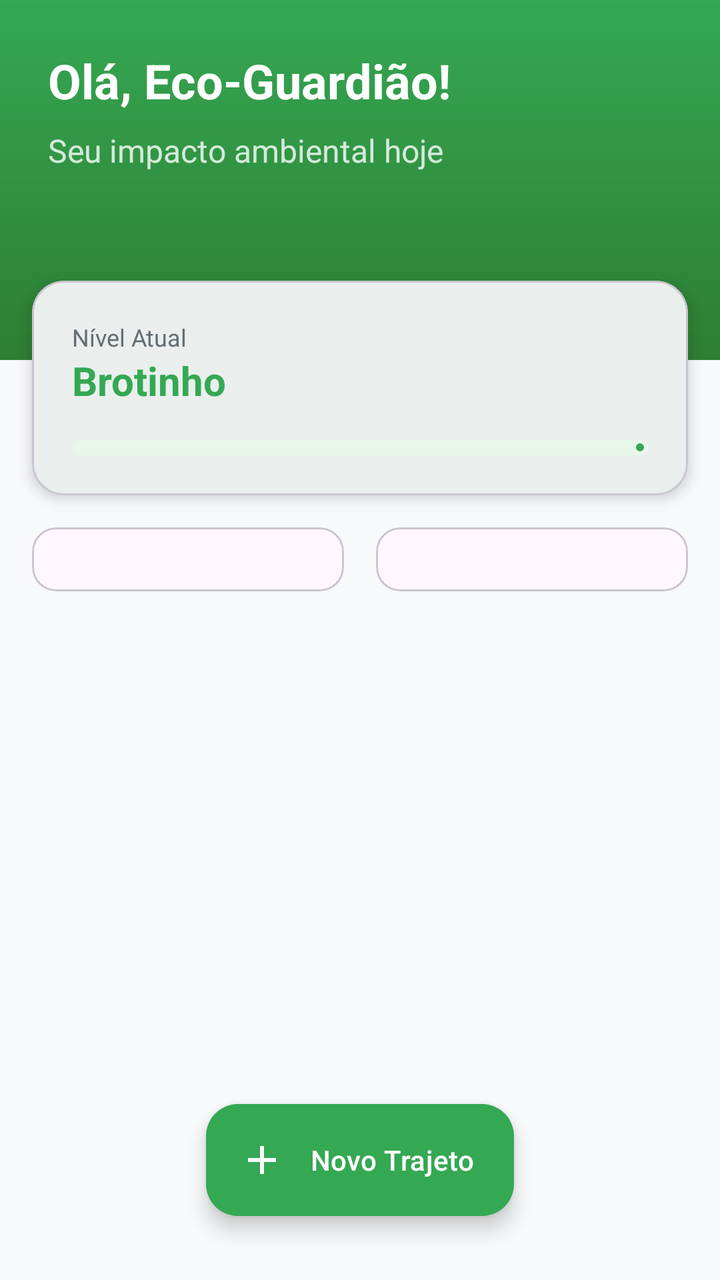
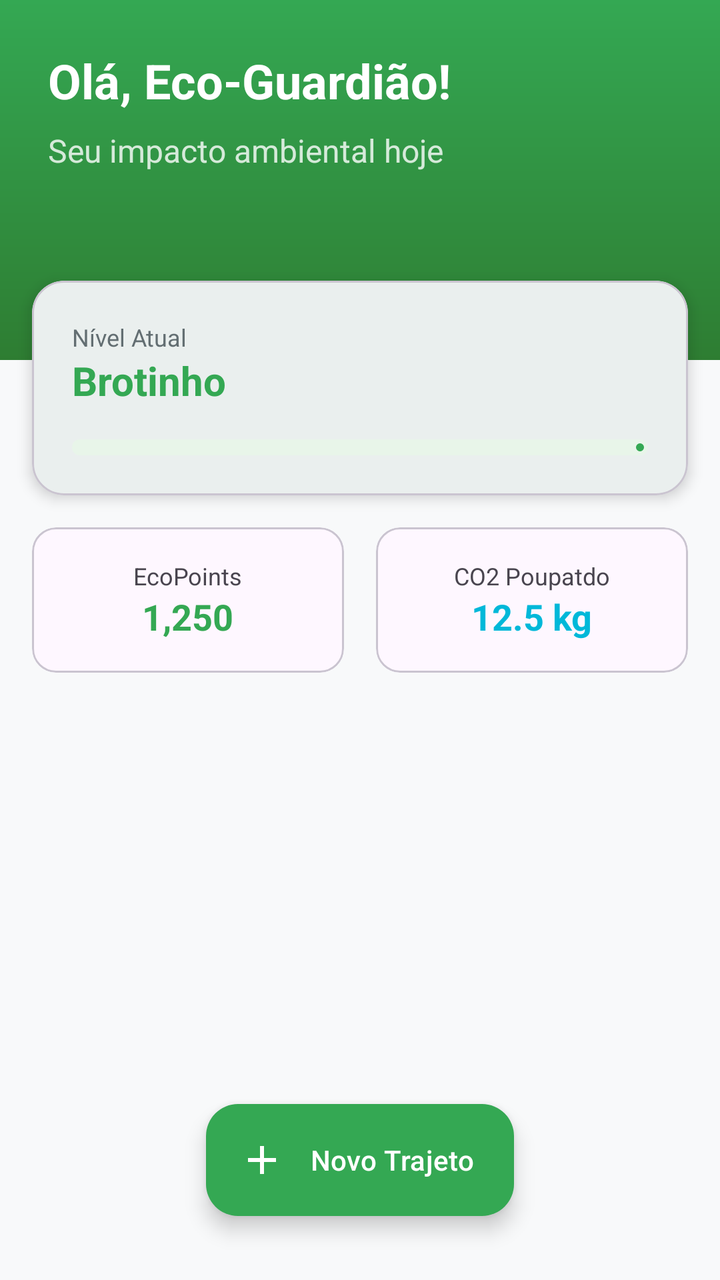

Before-and-after screenshots of an Android layout around one commit, followed by the original layout XML and the change that was made.
<!-- AndroidManifest.xml: application theme Theme.EcoMeta -->
<!-- res/layout/fragment_home.xml -->
<?xml version="1.0" encoding="utf-8"?>
<androidx.coordinatorlayout.widget.CoordinatorLayout xmlns:android="http://schemas.android.com/apk/res/android"
    xmlns:app="http://schemas.android.com/apk/res-auto"
    android:layout_width="match_parent"
    android:layout_height="match_parent"
    android:background="@color/eco_surface">

    <androidx.core.widget.NestedScrollView
        android:layout_width="match_parent"
        android:layout_height="match_parent">

        <LinearLayout
            android:layout_width="match_parent"
            android:layout_height="wrap_content"
            android:orientation="vertical">

            
            <RelativeLayout
                android:layout_width="match_parent"
                android:layout_height="180dp"
                android:background="@drawable/gradient_eco"
                android:padding="24dp">

                <TextView
                    android:id="@+id/tvHeaderTitle"
                    android:layout_width="wrap_content"
                    android:layout_height="wrap_content"
                    android:text="Olá, Eco-Guardião!"
                    android:textColor="@color/white"
                    android:textSize="24sp"
                    android:textStyle="bold" />

                <TextView
                    android:layout_width="wrap_content"
                    android:layout_height="wrap_content"
                    android:layout_below="@id/tvHeaderTitle"
                    android:layout_marginTop="8dp"
                    android:text="Seu impacto ambiental hoje"
                    android:textColor="#CCFFFFFF"
                    android:textSize="16sp" />
            </RelativeLayout>

            
            <com.google.android.material.card.MaterialCardView
                android:layout_width="match_parent"
                android:layout_height="wrap_content"
                android:layout_marginStart="16dp"
                android:layout_marginTop="-40dp"
                android:layout_marginEnd="16dp"
                app:cardCornerRadius="16dp"
                app:cardElevation="4dp">

                <LinearLayout
                    android:layout_width="match_parent"
                    android:layout_height="wrap_content"
                    android:orientation="vertical"
                    android:padding="20dp">

                    <TextView
                        android:layout_width="wrap_content"
                        android:layout_height="wrap_content"
                        android:text="Nível Atual"
                        android:textColor="@color/eco_text_secondary"
                        android:textSize="12sp" />

                    <TextView
                        android:id="@+id/tvNivel"
                        android:layout_width="wrap_content"
                        android:layout_height="wrap_content"
                        android:text="Brotinho"
                        android:textColor="@color/eco_green_primary"
                        android:textSize="20sp"
                        android:textStyle="bold" />

                    <com.google.android.material.progressindicator.LinearProgressIndicator
                        android:id="@+id/progressLevel"
                        android:layout_width="match_parent"
                        android:layout_height="wrap_content"
                        android:layout_marginTop="16dp"
                        app:indicatorColor="@color/eco_green_primary"
                        app:trackColor="@color/eco_green_light"
                        app:trackCornerRadius="4dp"
                        app:trackThickness="8dp" />
                </LinearLayout>
            </com.google.android.material.card.MaterialCardView>

            
            <LinearLayout
                android:layout_width="match_parent"
                android:layout_height="wrap_content"
                android:layout_margin="16dp"
                android:orientation="horizontal">

                <com.google.android.material.card.MaterialCardView
                    android:layout_width="0dp"
                    android:layout_height="wrap_content"
                    android:layout_weight="1"
                    app:cardCornerRadius="12dp">
                    <LinearLayout
                        android:layout_width="match_parent"
                        android:layout_height="wrap_content"
                        android:gravity="center"
                        android:padding="16dp"
                        android:orientation="vertical">
                        <TextView android:text="EcoPoints" android:textSize="12sp"/>
                        <TextView android:id="@+id/tvEcoPoints" android:text="1,250" android:textStyle="bold" android:textSize="18sp" android:textColor="@color/eco_green_primary"/>
                    </LinearLayout>
                </com.google.android.material.card.MaterialCardView>

                <View android:layout_width="16dp" android:layout_height="1dp"/>

                <com.google.android.material.card.MaterialCardView
                    android:layout_width="0dp"
                    android:layout_height="wrap_content"
                    android:layout_weight="1"
                    app:cardCornerRadius="12dp">
                    <LinearLayout
                        android:layout_width="match_parent"
                        android:layout_height="wrap_content"
                        android:gravity="center"
                        android:padding="16dp"
                        android:orientation="vertical">
                        <TextView android:text="CO2 Poupatdo" android:textSize="12sp"/>
                        <TextView android:id="@+id/tvCO2" android:text="12.5 kg" android:textStyle="bold" android:textSize="18sp" android:textColor="@color/eco_blue"/>
                    </LinearLayout>
                </com.google.android.material.card.MaterialCardView>
            </LinearLayout>

        </LinearLayout>
    </androidx.core.widget.NestedScrollView>

    <com.google.android.material.floatingactionbutton.ExtendedFloatingActionButton
        android:id="@+id/fabAdd"
        android:layout_width="wrap_content"
        android:layout_height="wrap_content"
        android:layout_gravity="bottom|center_horizontal"
        android:layout_marginBottom="32dp"
        android:text="Novo Trajeto"
        android:textColor="@color/white"
        app:backgroundTint="@color/eco_green_primary"
        app:icon="@drawable/ic_add"
        app:iconTint="@color/white" />

</androidx.coordinatorlayout.widget.CoordinatorLayout>
<!-- resources referenced by this layout -->
<resources>
  <color name="eco_blue">#00B8D9</color>
  <color name="eco_green_light">#E8F5E9</color>
  <color name="eco_green_primary">#34A853</color>
  <color name="eco_surface">#F8F9FA</color>
  <color name="eco_text_secondary">#636E72</color>
  <color name="white">#FFFFFF</color>
  <!-- drawable gradient_eco (drawable) -->
  <?xml version="1.0" encoding="utf-8"?>
  <shape xmlns:android="http://schemas.android.com/apk/res/android">
      <gradient
          android:startColor="@color/eco_green_primary"
          android:endColor="@color/eco_green_dark"
          android:angle="270" />
      <corners android:radius="0dp" />
  </shape>
  <!-- drawable ic_add (drawable) -->
  <vector xmlns:android="http://schemas.android.com/apk/res/android"
      android:width="24dp"
      android:height="24dp"
      android:viewportWidth="24"
      android:viewportHeight="24"
      android:tint="?attr/colorControlNormal">
    <path
        android:fillColor="@android:color/white"
        android:pathData="M19,13h-6v6h-2v-6H5v-2h6V5h2v6h6v2z"/>
  </vector>
  <style name="Theme.EcoMeta" parent="Base.Theme.EcoMeta" />
  <color name="eco_green_dark">#2E7D32</color>
  <style name="Base.Theme.EcoMeta" parent="Theme.Material3.DayNight.NoActionBar">
          <item name="colorPrimary">@color/eco_green_primary</item>
          <item name="colorOnPrimary">@color/white</item>
          <item name="colorPrimaryContainer">@color/eco_green_light</item>
          <item name="colorOnPrimaryContainer">@color/eco_green_dark</item>
          <item name="colorSecondary">@color/eco_green_dark</item>
          <item name="android:windowBackground">@color/eco_surface</item>
      </style>
</resources>

<!-- the commit's change to res/layout/fragment_home.xml (unified diff, before → after) -->
@@ -102,8 +102,19 @@
                         android:gravity="center"
                         android:padding="16dp"
                         android:orientation="vertical">
-                        <TextView android:text="EcoPoints" android:textSize="12sp"/>
-                        <TextView android:id="@+id/tvEcoPoints" android:text="1,250" android:textStyle="bold" android:textSize="18sp" android:textColor="@color/eco_green_primary"/>
+                        <TextView 
+                            android:text="EcoPoints" 
+                            android:textSize="12sp"
+                            android:layout_height="wrap_content"
+                             android:layout_width="wrap_content"/>
+                        <TextView 
+                            android:id="@+id/tvEcoPoints" 
+                            android:text="1,250" 
+                            android:textStyle="bold" 
+                            android:textSize="18sp" 
+                            android:textColor="@color/eco_green_primary" 
+                            android:layout_height="wrap_content" 
+                            android:layout_width="wrap_content"/>
                     </LinearLayout>
                 </com.google.android.material.card.MaterialCardView>
 
@@ -120,8 +131,19 @@
                         android:gravity="center"
                         android:padding="16dp"
                         android:orientation="vertical">
-                        <TextView android:text="CO2 Poupatdo" android:textSize="12sp"/>
-                        <TextView android:id="@+id/tvCO2" android:text="12.5 kg" android:textStyle="bold" android:textSize="18sp" android:textColor="@color/eco_blue"/>
+                        <TextView
+                            android:text="CO2 Poupatdo"
+                            android:textSize="12sp"
+                            android:layout_height="wrap_content"
+                            android:layout_width="wrap_content"/>
+                        <TextView
+                            android:id="@+id/tvCO2"
+                            android:text="12.5 kg" 
+                            android:textStyle="bold"
+                            android:textSize="18sp"
+                            android:textColor="@color/eco_blue"
+                            android:layout_height="wrap_content"
+                            android:layout_width="wrap_content"/>
                     </LinearLayout>
                 </com.google.android.material.card.MaterialCardView>
             </LinearLayout>
